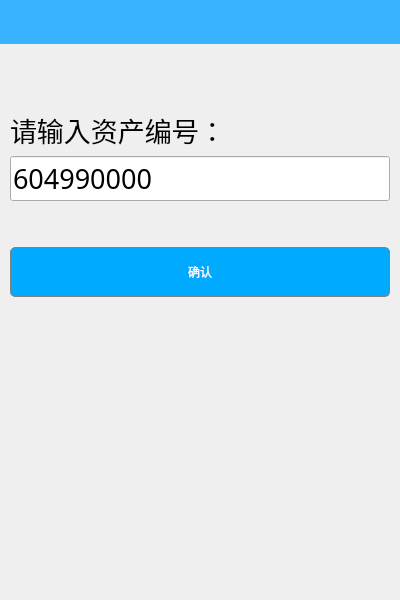
The window that pages/AssetQuery.ui (wps139hf/app) describes before a commit, drawn with Qt 5.
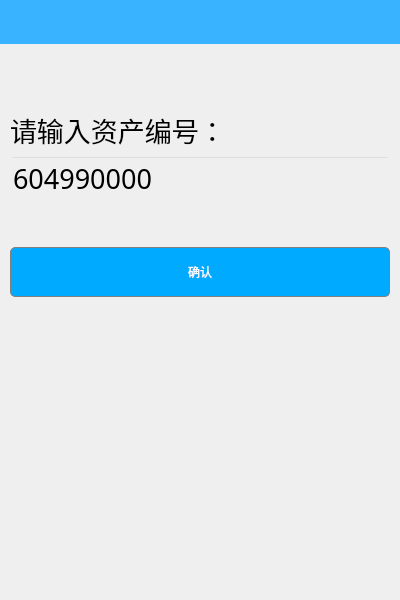
The same window after the commit. Custom widgets are drawn as their Qt base class.

What changed in the file:
```diff
--- a/pages/AssetQuery.ui
+++ b/pages/AssetQuery.ui
@@ -74,6 +74,9 @@
          <pointsize>20</pointsize>
         </font>
        </property>
+       <property name="styleSheet">
+        <string notr="true">background-color: transparent</string>
+       </property>
        <property name="text">
         <string>604990000</string>
        </property>
```
Left out of the diff: 3 changed lines with no effect on the pictures.
